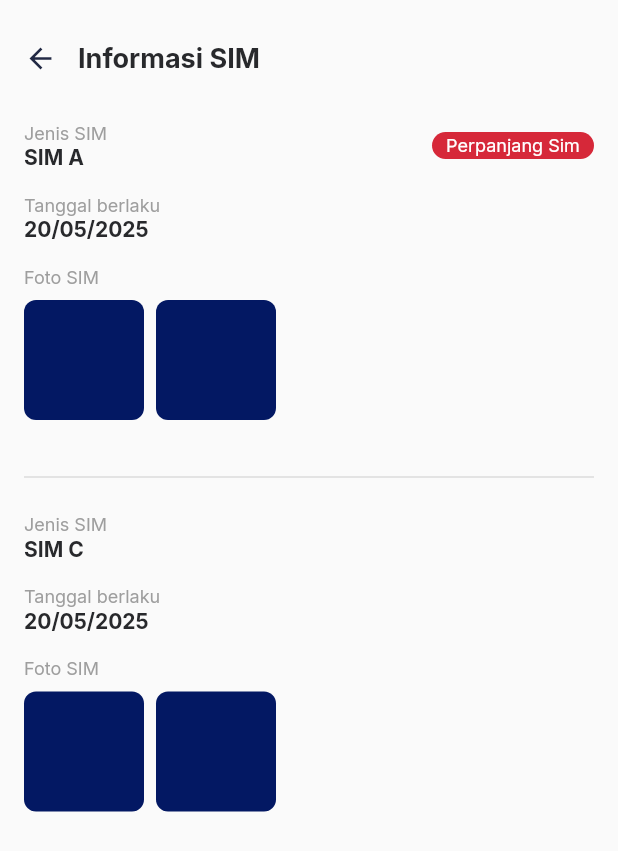
After one commit to tokoweb/Siabang-driver-app, a Flutter app: the SimInfoPage screen opened directly, on a phone screen of 412 x 824 dp. The commit adds this screen. Shown: the top 851 px of the screen. Run offline on Flutter 3.47's test engine with Material 2 defaults, Android fonts, the phone set to English and light mode, and no system bars; our stand-ins replace device_preview, dotted_border, flutter_bloc, flutter_dotenv, flutter_screenutil, google_fonts; missing offline and left inert: app_tracking_transparency.

Commit message:
Update Some Pages

```diff
--- a/lib/pages/home_page.dart
+++ b/lib/pages/home_page.dart
@@ -4,6 +4,7 @@ import 'package:siabang_driver_app/constant/images.dart';
 import 'package:siabang_driver_app/constant/theme.dart';
 import 'package:siabang_driver_app/domain/commons/nav_utils.dart';
 import 'package:siabang_driver_app/pages/notif/notif_page.dart';
+import 'package:siabang_driver_app/pages/uang_cod/uang_cod_page.dart';
 import 'package:siabang_driver_app/widgets/button/custom_button.dart';
 import 'package:siabang_driver_app/widgets/modals/modal_stop_work.dart';
 import 'package:siabang_driver_app/widgets/task/orderan_masuk_card.dart';
@@ -34,7 +35,9 @@ class _HomePageState extends State<HomePage> {
   Widget buttonUangCod() {
     return Container(
       child: ElevatedButton(
-        onPressed: () {},
+        onPressed: () {
+          nextScreen(UangCodPage());
+        },
         child: Row(
           children: [
             Image.asset(
--- /dev/null
+++ b/lib/pages/profile/sim_info_page.dart
@@ -0,0 +1,115 @@
+import 'package:flutter/material.dart';
+import 'package:siabang_driver_app/domain/commons/widgets/data_photo.dart';
+import 'package:siabang_driver_app/widgets/appbar/appbar_primary.dart';
+import 'package:siabang_driver_app/widgets/modal/modal_image_picker.dart';
+
+import '../../constant/theme.dart';
+import '../../widgets/multi_text/text_column.dart';
+
+class SimInfoPage extends StatelessWidget {
+  const SimInfoPage({super.key});
+
+  @override
+  Widget build(BuildContext context) {
+    return Scaffold(
+      appBar: AppBarPrimary(
+        title: 'Informasi SIM',
+        color: Theme.of(context).scaffoldBackgroundColor,
+      ),
+      body: Container(
+        margin: const EdgeInsets.all(16),
+        child: Column(
+          crossAxisAlignment: CrossAxisAlignment.start,
+          children: [
+            Row(
+              mainAxisAlignment: MainAxisAlignment.spaceBetween,
+              children: [
+                const TextColumn(title: "Jenis SIM", subtitle: "SIM A"),
+                Container(
+                  width: 108,
+                  height: 18,
+                  decoration: BoxDecoration(
+                      color: crimsonColor,
+                      borderRadius: BorderRadius.circular(
+                        10,
+                      )),
+                  child: Center(
+                    child: Text(
+                      'Perpanjang Sim',
+                      style: primaryTextStyle.copyWith(
+                        fontSize: 12,
+                        color: whiteColor,
+                      ),
+                    ),
+                  ),
+                ),
+              ],
+            ),
+            const SizedBox(height: 16),
+            const TextColumn(
+              title: "Tanggal berlaku",
+              subtitle: "20/05/2025",
+            ),
+            const SizedBox(height: 16),
+            Text(
+              "Foto SIM",
+              style: primaryTextStyle.copyWith(
+                fontSize: 12,
+                color: greyColor,
+              ),
+            ),
+            const SizedBox(height: 8),
+            Row(
+              children: [1, 4].map((e) {
+                return Container(
+                  margin: const EdgeInsets.only(right: 8),
+                  width: 80,
+                  height: 80,
+                  decoration: BoxDecoration(
+                    borderRadius: BorderRadius.circular(8),
+                    color: midnightBlue,
+                  ),
+                );
+              }).toList(),
+            ),
+            SizedBox(
+              height: 30,
+            ),
+            Divider(
+              thickness: 1,
+            ),
+            const SizedBox(height: 16),
+            const TextColumn(title: "Jenis SIM", subtitle: "SIM C"),
+            const SizedBox(height: 16),
+            const TextColumn(
+              title: "Tanggal berlaku",
+              subtitle: "20/05/2025",
+            ),
+            const SizedBox(height: 16),
+            Text(
+              "Foto SIM",
+              style: primaryTextStyle.copyWith(
+                fontSize: 12,
+                color: greyColor,
+              ),
+            ),
+            const SizedBox(height: 8),
+            Row(
+              children: [1, 4].map((e) {
+                return Container(
+                  margin: const EdgeInsets.only(right: 8),
+                  width: 80,
+                  height: 80,
+                  decoration: BoxDecoration(
+                    borderRadius: BorderRadius.circular(8),
+                    color: midnightBlue,
+                  ),
+                );
+              }).toList(),
+            ),
+          ],
+        ),
+      ),
+    );
+  }
+}
--- a/lib/widgets/button/button_primary.dart
+++ b/lib/widgets/button/button_primary.dart
@@ -50,7 +50,7 @@ class ButtonPrimary extends StatelessWidget {
             RoundedRectangleBorder(borderRadius: BorderRadius.circular(16.0)),
           ),
           backgroundColor: MaterialStateProperty.all(
-            !enabled ? Colors.grey : color ?? spaceCadet,
+            !enabled ? Colors.grey : color ?? midnightBlue,
           ),
         ),
         onPressed: () {
--- a/lib/widgets/multi_text/text_column.dart
+++ b/lib/widgets/multi_text/text_column.dart
@@ -7,12 +7,14 @@ import '../../constant/theme.dart';
 class TextColumn extends StatelessWidget {
   final String title, subtitle;
   final TextStyle? titleStyle, subtitleStyle;
+  final double? margin;
 
   const TextColumn(
       {super.key,
       required this.title,
       required this.subtitle,
       this.titleStyle,
+      this.margin,
       this.subtitleStyle});
 
   @override
@@ -28,6 +30,9 @@ class TextColumn extends StatelessWidget {
                 color: greyColor,
               ),
         ),
+        SizedBox(
+          height: margin,
+        ),
         Text(
           subtitle,
           style: subtitleStyle ??
```
Also changed, not shown: lib/pages/profile/profile_page.dart (+8 -3 lines), lib/pages/uang_cod/uang_cod_page.dart (+101 -0 lines), lib/widgets/modals/modal_image_picker.dart (added, +122 -0 lines), assets/images/im_wave_bar.png.
